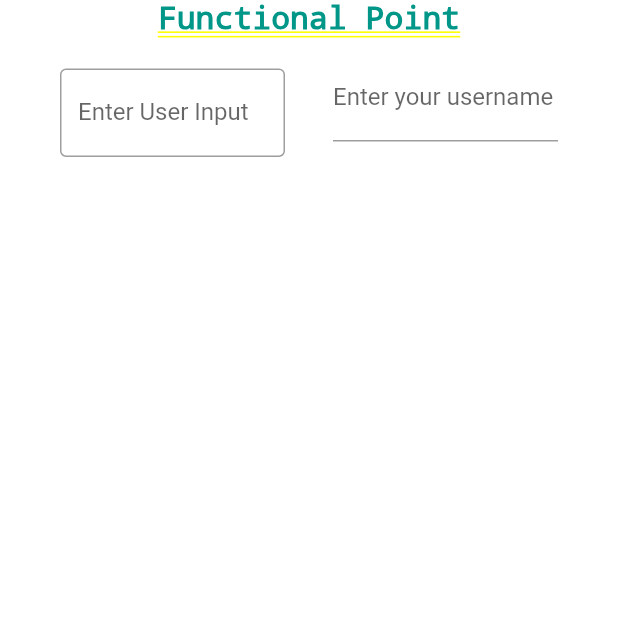
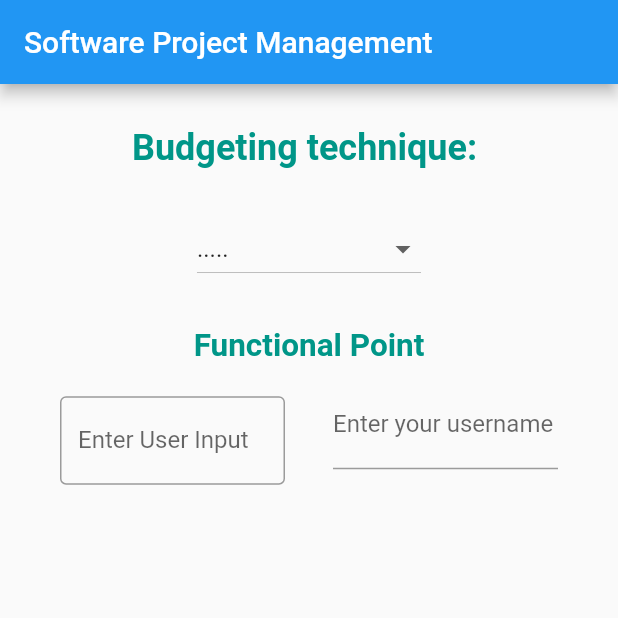
Before and after one commit to MFY2000/Spm-Bugdet-technique, a Flutter app: the screen it shows after launch, on a phone screen of 412 x 824 dp, the top half of it. Run offline on Flutter 3.47's test engine with Material 2 defaults, Android fonts, the light colour scheme and no system bars.

Commit message:
MFY auto commit at 17/11/2021 20:40:34

```diff
--- a/Flutter/budget_calculator/lib/main.dart
+++ b/Flutter/budget_calculator/lib/main.dart
@@ -21,7 +21,7 @@ class MyApp extends StatelessWidget {
       theme: ThemeData(
         primarySwatch: Colors.blue,
       ),
-      home: const FunctionalPoint(),
+      home: const MyHomePage(title: "Software Project Management"),
     );
   }
 }
@@ -36,7 +36,7 @@ class MyHomePage extends StatefulWidget {
 
 class _MyHomePageState extends State<MyHomePage> {
   late int _counter = 0;
-  late List<String> lstMethods = [".....", "Slim", "COCOMO"];
+  late List<String> lstMethods = [".....", "Slim", "COCOMO", "Functional Point"];
   var widht, height;
 
   void onSelctionIn(String value) {
@@ -94,13 +94,21 @@ class _MyHomePageState extends State<MyHomePage> {
   Widget calculator() {
     Widget toReturn;
 
-    if (_counter == 1) {
-      toReturn = const SLIMCalculator();
-    } else if (_counter == 2) {
-      toReturn = const CocomoCalculator();
-    } else {
-      toReturn = Container();
+    switch (_counter) {
+      case 1:
+        toReturn = const SLIMCalculator();
+        break;
+      case 2:
+        toReturn = const CocomoCalculator();
+        break;
+      case 3:
+        toReturn = const FunctionalPoint();
+        break;
+      default:
+        toReturn = FunctionalPoint(); //Container();
+
     }
+
 
     return toReturn;
   }
```
